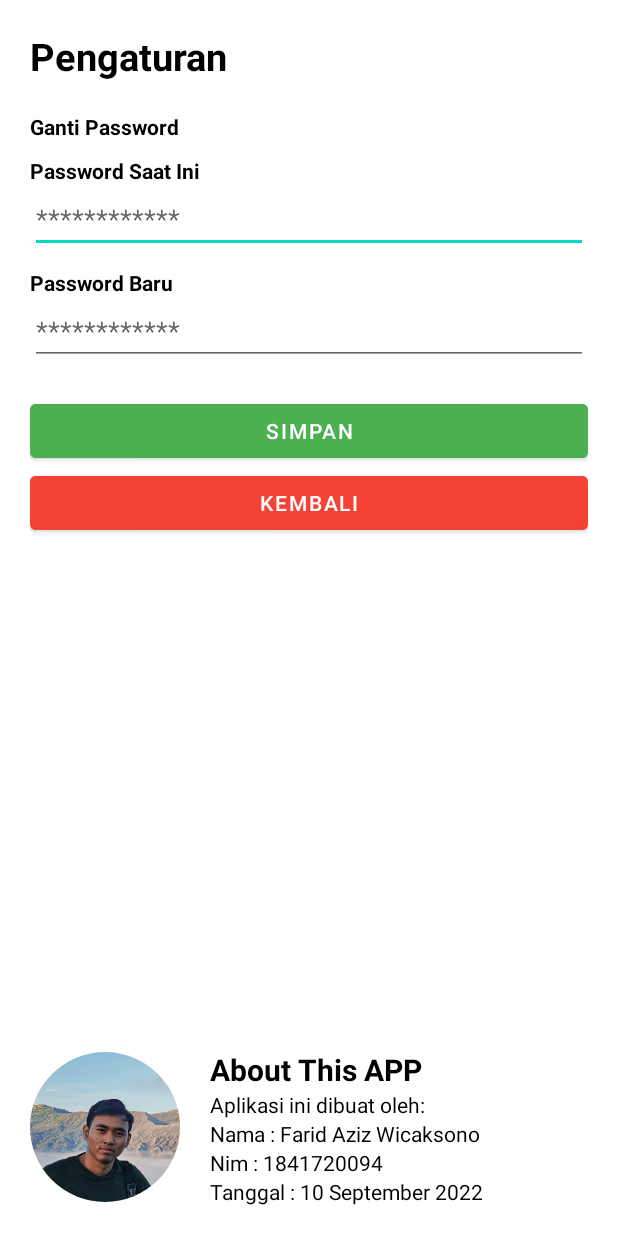
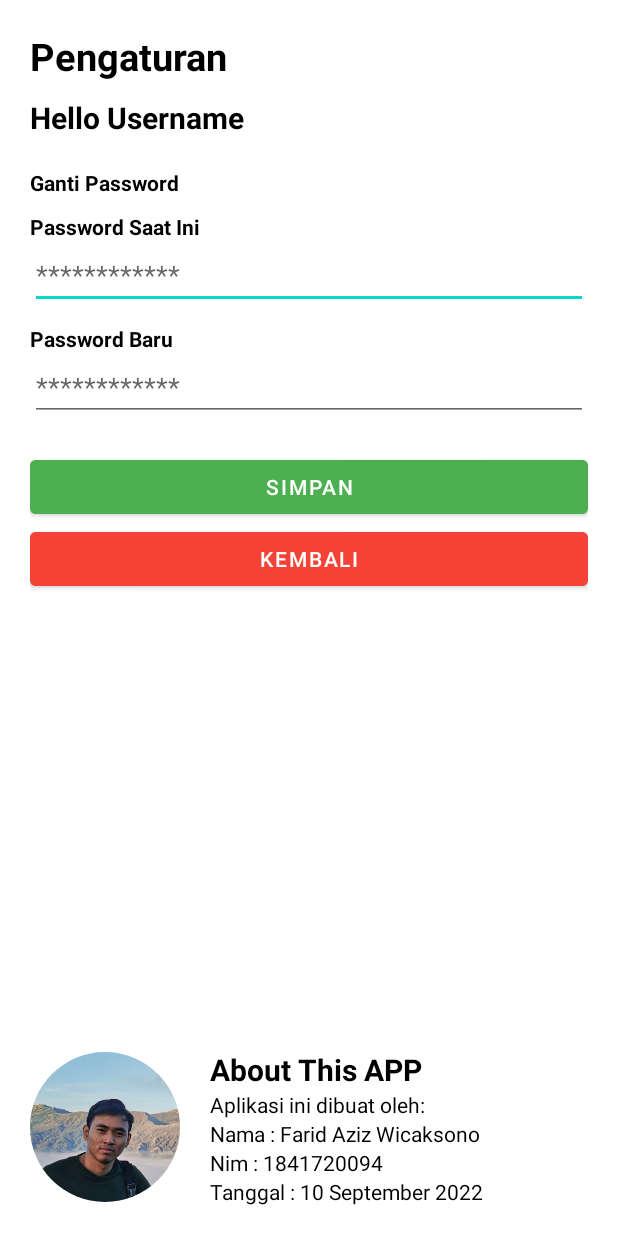
Before and after one commit to faridazizw/BukuKasNusantara, an Android app: the layout activity_pengaturan.xml on its own in the app's theme, with its tools: preview values and no code run, on a phone screen of 412 x 824 dp. Run offline under Robolectric (Android 15) with nearby library versions, the phone set to English and light mode, and no system bars.

```diff
--- a/app/src/main/java/com/faridaziz/sqlite1/LoginActivity.kt
+++ b/app/src/main/java/com/faridaziz/sqlite1/LoginActivity.kt
@@ -97,6 +97,7 @@ class LoginActivity : AppCompatActivity(), View.OnClickListener {
                         ed_password.text.clear()
 
                         val intent = Intent(this, MainActivity::class.java)
+                        intent.putExtra(MainActivity.extra_username, username)
                         startActivity(intent)
                     }
                     else{
--- a/app/src/main/res/layout/activity_main.xml
+++ b/app/src/main/res/layout/activity_main.xml
@@ -85,6 +85,12 @@
                 android:textColor="#4CAF50"/>
 
         </LinearLayout>
+
+<!--        <TextView-->
+<!--            android:id="@+id/tv_username"-->
+<!--            android:layout_width="match_parent"-->
+<!--            android:layout_height="wrap_content"-->
+<!--            android:text="username"/>-->
 
         <com.github.mikephil.charting.charts.LineChart
             android:id="@+id/lineChart"
--- a/app/src/main/res/layout/activity_pengaturan.xml
+++ b/app/src/main/res/layout/activity_pengaturan.xml
@@ -16,6 +16,33 @@
         android:textSize="25dp"
         android:textColor="@color/black"/>
 
+    <LinearLayout
+        android:layout_width="wrap_content"
+        android:layout_height="wrap_content"
+        android:orientation="horizontal">
+
+        <TextView
+            android:layout_width="match_parent"
+            android:layout_height="wrap_content"
+            android:layout_marginTop="10dp"
+            android:textSize="20dp"
+            android:text="Hello "
+            android:textStyle="bold"
+            android:textColor="@color/black"/>
+
+
+        <TextView
+            android:id="@+id/tv_username"
+            android:layout_width="match_parent"
+            android:layout_height="wrap_content"
+            android:layout_marginTop="10dp"
+            android:textSize="20dp"
+            android:text="Username"
+            android:textStyle="bold"
+            android:textColor="@color/black"/>
+
+    </LinearLayout>
+
     <TextView
         android:layout_width="match_parent"
         android:layout_height="wrap_content"
@@ -33,7 +60,7 @@
         android:textColor="@color/black"/>
 
     <EditText
-        android:id="@+id/ed_password"
+        android:id="@+id/ed_passwordLama"
         android:layout_width="match_parent"
         android:layout_height="wrap_content"
         android:hint="************"
```
Also changed, not shown: app/src/main/java/com/faridaziz/sqlite1/DetailCashFlowActivity.kt (+8 -0 lines), app/src/main/java/com/faridaziz/sqlite1/MainActivity.kt (+16 -0 lines), app/src/main/java/com/faridaziz/sqlite1/PengaturanActivity.kt (+68 -4 lines), app/src/main/java/com/faridaziz/sqlite1/TambahPemasukanActivity.kt (+10 -6 lines), app/src/main/java/com/faridaziz/sqlite1/TambahPengeluaranActivity.kt (+10 -6 lines), app/src/main/java/com/faridaziz/sqlite1/helper/Helper.kt (+10 -0 lines), app/src/main/res/layout/activity_tambah_pemasukan.xml (+5 -2 lines), app/src/main/res/layout/activity_tambah_pengeluaran.xml (+5 -2 lines).
